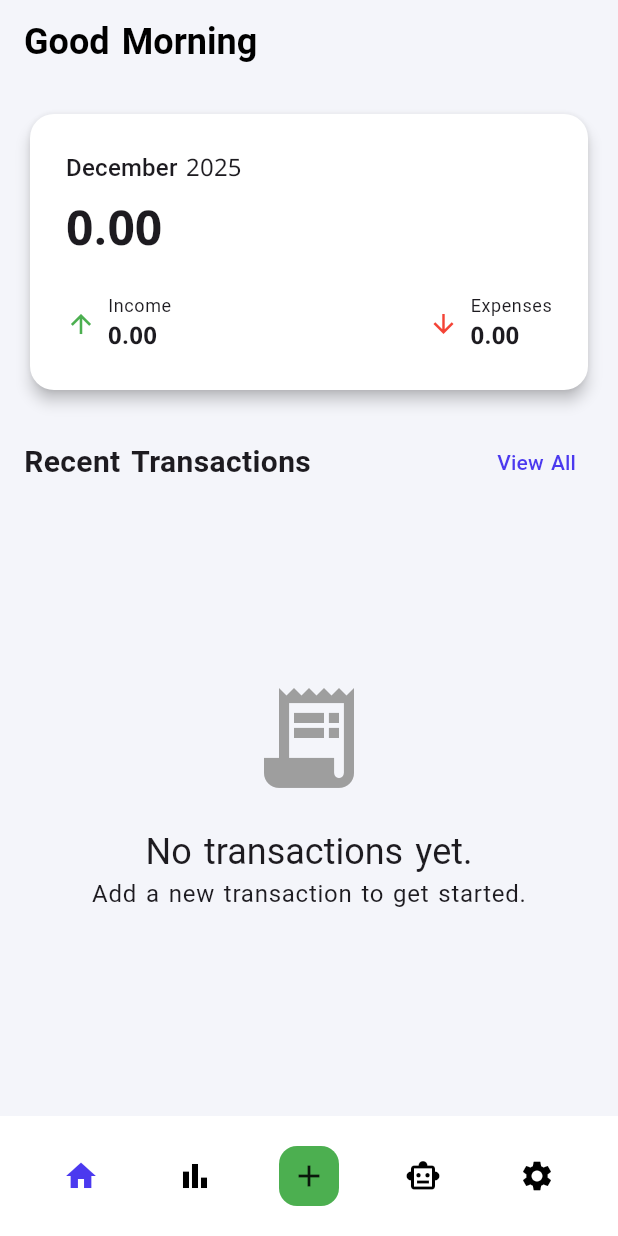
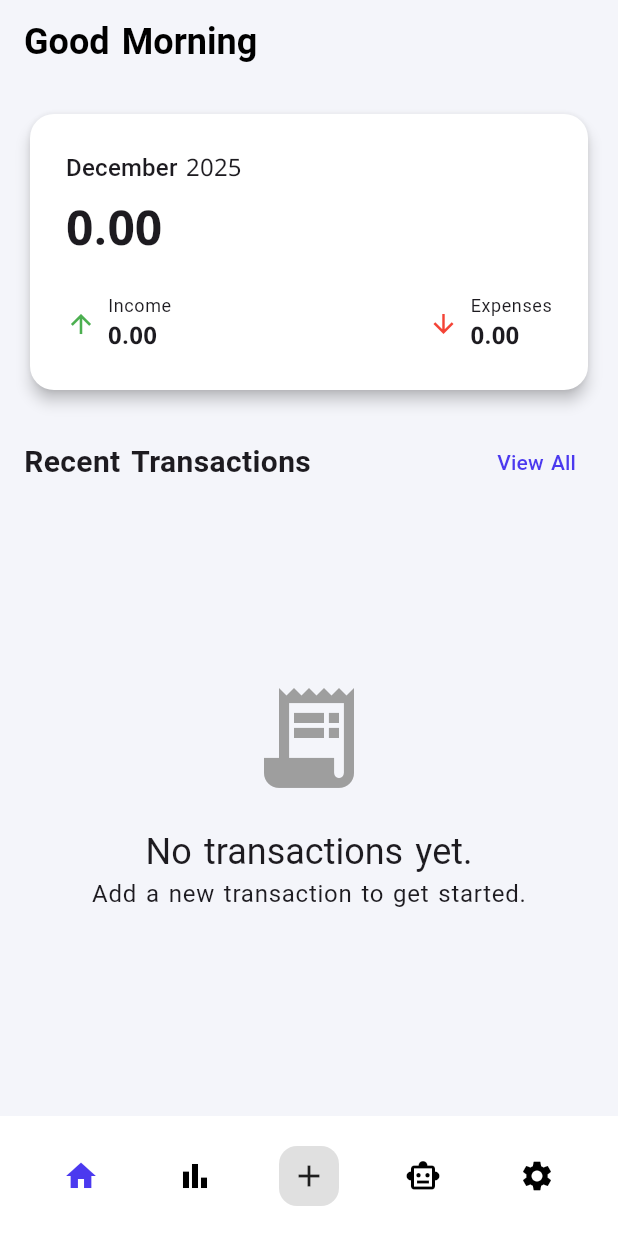
Before and after one commit to saqershahien/masareef, a Flutter app: the screen it shows after launch, on a phone screen of 412 x 824 dp. Run offline on Flutter 3.47's test engine with Material 3 defaults, Android fonts, the phone set to English and light mode, and no system bars; our stand-ins replace fl_chart, google_fonts, shared_preferences, sqflite; accounts and stored records are empty.

```diff
--- a/lib/main.dart
+++ b/lib/main.dart
@@ -332,7 +332,7 @@ class _HomePageState extends State<HomePage> {
               tooltip: l10n.stats,
             ),
             FloatingActionButton.small(
-              backgroundColor: Colors.green,
+              backgroundColor: Colors.grey[300],
               onPressed: _navigateToAddTransaction,
               tooltip: l10n.addNewTransaction,
               elevation: 0,
```
